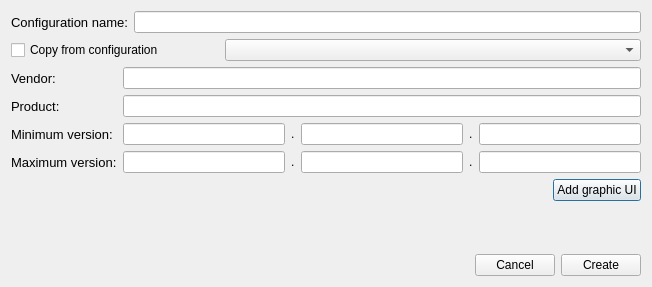
First picture: the form in AirCoolControll/AirCoolControll/AddNewConfigWidget.ui, repository ComEngineering/AirCoolControl_Desktop, before the edit.
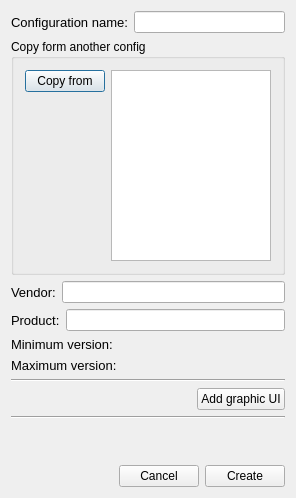
Second picture: the form after the edit. Custom widgets are drawn as their Qt base class.

Diff of the .ui file:
```diff
--- a/AirCoolControll/AirCoolControll/AddNewConfigWidget.ui
+++ b/AirCoolControll/AirCoolControll/AddNewConfigWidget.ui
@@ -6,16 +6,16 @@
    <rect>
     <x>0</x>
     <y>0</y>
-    <width>652</width>
-    <height>287</height>
+    <width>296</width>
+    <height>498</height>
    </rect>
   </property>
   <property name="windowTitle">
    <string>AddNewConfigWidget</string>
   </property>
-  <layout class="QGridLayout" name="gridLayout">
+  <layout class="QGridLayout" name="gridLayout_2">
    <item row="0" column="0">
-    <layout class="QVBoxLayout" name="verticalLayout_3">
+    <layout class="QVBoxLayout" name="verticalLayout_2">
      <item>
       <layout class="QHBoxLayout" name="horizontalLayout_4">
        <item>
@@ -39,25 +39,51 @@
       </layout>
      </item>
      <item>
-      <layout class="QHBoxLayout" name="horizontalLayout_5" stretch="1,2">
-       <item>
-        <widget class="QCheckBox" name="checkBox">
-         <property name="text">
-          <string>Copy from configuration</string>
-         </property>
-        </widget>
-       </item>
-       <item>
-        <widget class="QComboBox" name="old_configurations_list"/>
-       </item>
-      </layout>
+      <widget class="QGroupBox" name="groupBox">
+       <property name="title">
+        <string>Copy form another config</string>
+       </property>
+       <layout class="QGridLayout" name="gridLayout">
+        <item row="0" column="0">
+         <layout class="QHBoxLayout" name="horizontalLayout_5">
+          <item>
+           <layout class="QVBoxLayout" name="verticalLayout_3">
+            <item>
+             <widget class="QPushButton" name="copy_button">
+              <property name="text">
+               <string>Copy from</string>
+              </property>
+             </widget>
+            </item>
+            <item>
+             <spacer name="verticalSpacer_2">
+              <property name="orientation">
+               <enum>Qt::Vertical</enum>
+              </property>
+              <property name="sizeHint" stdset="0">
+               <size>
+                <width>20</width>
+                <height>40</height>
+               </size>
+              </property>
+             </spacer>
+            </item>
+           </layout>
+          </item>
+          <item>
+           <widget class="QListWidget" name="old_configs_list"/>
+          </item>
+         </layout>
+        </item>
+       </layout>
+      </widget>
      </item>
      <item>
-      <layout class="QHBoxLayout" name="horizontalLayout_7">
+      <layout class="QVBoxLayout" name="verticalLayout">
        <item>
-        <layout class="QVBoxLayout" name="verticalLayout">
+        <layout class="QHBoxLayout" name="horizontalLayout_2">
          <item>
-          <widget class="QLabel" name="label_2">
+          <widget class="QLabel" name="label_vendor">
            <property name="font">
             <font>
              <pointsize>10</pointsize>
@@ -69,7 +95,14 @@
           </widget>
          </item>
          <item>
-          <widget class="QLabel" name="label_3">
+          <widget class="QLineEdit" name="vendor_edit"/>
+         </item>
+        </layout>
+       </item>
+       <item>
+        <layout class="QHBoxLayout" name="horizontalLayout_6">
+         <item>
+          <widget class="QLabel" name="label_product">
            <property name="font">
             <font>
              <pointsize>10</pointsize>
@@ -80,6 +113,13 @@
            </property>
           </widget>
          </item>
+         <item>
+          <widget class="QLineEdit" name="product_edit"/>
+         </item>
+        </layout>
+       </item>
+       <item>
+        <layout class="QHBoxLayout" name="horizontalLayout_7">
          <item>
           <widget class="QLabel" name="label_4">
            <property name="font">
@@ -92,6 +132,13 @@
            </property>
           </widget>
          </item>
+         <item>
+          <widget class="VersionEditWidget" name="min_version" native="true"/>
+         </item>
+        </layout>
+       </item>
+       <item>
+        <layout class="QHBoxLayout" name="horizontalLayout_8">
          <item>
           <widget class="QLabel" name="label_5">
            <property name="font">
@@ -104,74 +151,20 @@
            </property>
           </widget>
          </item>
-        </layout>
-       </item>
-       <item>
-        <layout class="QVBoxLayout" name="verticalLayout_2">
          <item>
-          <widget class="QLineEdit" name="vendor_edit"/>
-         </item>
-         <item>
-          <widget class="QLineEdit" name="product_edit"/>
-         </item>
-         <item>
-          <layout class="QHBoxLayout" name="horizontalLayout_2">
-           <item>
-            <widget class="VersionLineEdit" name="min_major_version"/>
-           </item>
-           <item>
-            <widget class="QLabel" name="label_6">
-             <property name="text">
-              <string>.</string>
-             </property>
-            </widget>
-           </item>
-           <item>
-            <widget class="VersionLineEdit" name="min_minor_version"/>
-           </item>
-           <item>
-            <widget class="QLabel" name="label_7">
-             <property name="text">
-              <string>.</string>
-             </property>
-            </widget>
-           </item>
-           <item>
-            <widget class="VersionLineEdit" name="min_release_version"/>
-           </item>
-          </layout>
-         </item>
-         <item>
-          <layout class="QHBoxLayout" name="horizontalLayout_6">
-           <item>
-            <widget class="VersionLineEdit" name="max_major_version"/>
-           </item>
-           <item>
-            <widget class="QLabel" name="label_8">
-             <property name="text">
-              <string>.</string>
-             </property>
-            </widget>
-           </item>
-           <item>
-            <widget class="VersionLineEdit" name="max_minor_version"/>
-           </item>
-           <item>
-            <widget class="QLabel" name="label_9">
-             <property name="text">
-              <string>.</string>
-             </property>
-            </widget>
-           </item>
-           <item>
-            <widget class="VersionLineEdit" name="max_release_version"/>
-           </item>
-          </layout>
+          <widget class="VersionEditWidget" name="max_version" native="true"/>
          </item>
         </layout>
        </item>
       </layout>
      </item>
+     <item>
+      <widget class="Line" name="line">
+       <property name="orientation">
+        <enum>Qt::Horizontal</enum>
+       </property>
+      </widget>
+     </item>
      <item>
       <layout class="QHBoxLayout" name="horizontalLayout_3">
        <item>
@@ -196,6 +189,13 @@
        </item>
       </layout>
      </item>
+     <item>
+      <widget class="Line" name="line_2">
+       <property name="orientation">
+        <enum>Qt::Horizontal</enum>
+       </property>
+      </widget>
+     </item>
      <item>
       <spacer name="verticalSpacer">
        <property name="orientation">
@@ -270,9 +270,10 @@
  <layoutdefault spacing="6" margin="11"/>
  <customwidgets>
   <customwidget>
-   <class>VersionLineEdit</class>
-   <extends>QLineEdit</extends>
-   <header>versionlineedit.h</header>
+   <class>VersionEditWidget</class>
+   <extends>QWidget</extends>
+   <header>VersionEditWidget.h</header>
+   <container>1</container>
   </customwidget>
  </customwidgets>
  <resources/>
```
Left out of the diff: 41 changed lines with no effect on the pictures.
